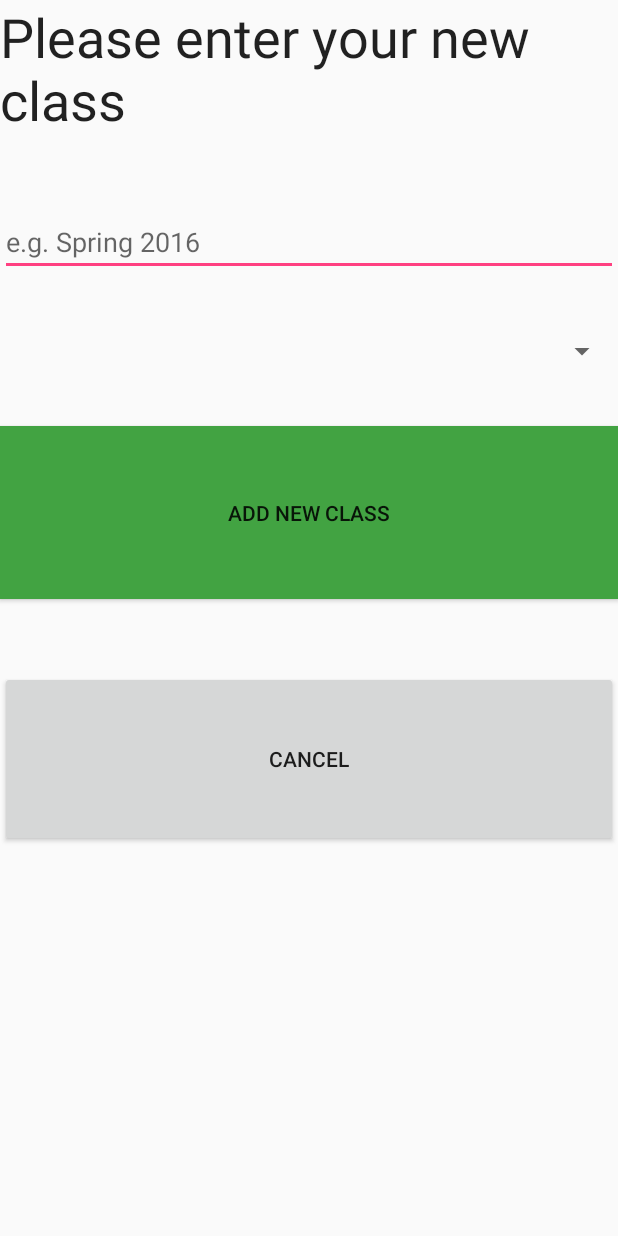
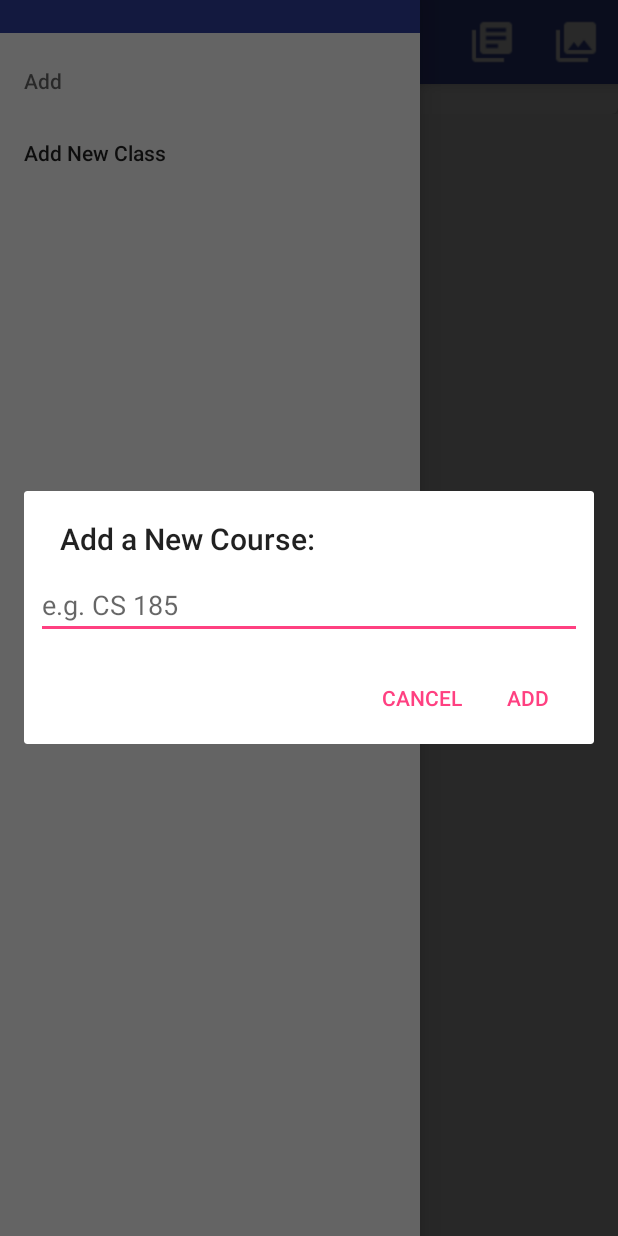
Before and after one commit to aaronzak/cs185project, an Android app: the ClassNavActivity screen opened directly, with no data from a screen before it, after a tap on "Add New Class", on a phone screen of 412 x 824 dp. Run offline under Robolectric (Android 15) with nearby library versions, the phone set to English and light mode, and no system bars; 1 other tap on this screen came first.

Commit message:
fixed fragments and list reload

```diff
--- a/app/src/main/java/edu/ucsb/cs/cs185/azakhor/easya/ClassNavActivity.java
+++ b/app/src/main/java/edu/ucsb/cs/cs185/azakhor/easya/ClassNavActivity.java
@@ -16,6 +16,7 @@ import android.util.Log;
 import android.view.Menu;
 import android.view.MenuItem;
 import android.view.View;
+import android.widget.Toast;
 
 import java.io.File;
 import java.util.ArrayList;
@@ -85,7 +86,7 @@ public class ClassNavActivity extends AppCompatActivity
                     @Override
                     public void onItemClick(View view, int position) {
                         // UserTrailRun trailNametoPass = myDataset[position];
-                        String myClassFolder = myDataset[position];
+                        String myClassFolder = arrayList.get(position);
 
 
                         Log.d("Click recycler", myClassFolder);
@@ -104,34 +105,19 @@ public class ClassNavActivity extends AppCompatActivity
 
                        final AlertDialog alertDialog = new AlertDialog.Builder(v.getContext()).create();
 
-
                         alertDialog.setMessage("Are you sure you want to delete this file?");
 
-
-
-
                         alertDialog.setButton(AlertDialog.BUTTON_POSITIVE, "OK", new DialogInterface.OnClickListener() {
-
                             String myClassFolder = myDataset[myPos];
-
-
                             public void onClick(DialogInterface dialog, int id) {
-
-
                                 File myClasses = new File(ClassNavActivity.this.getExternalFilesDir(null) + "/EasyA/" + currentTermFolder + "/" + myClassFolder);
                                 deleteDirectory(myClasses);
-
-
                                 mAdapter.notifyDataSetChanged();
-
-
                             }
                         });
                         alertDialog.setButton(AlertDialog.BUTTON_NEUTRAL, "Rename", new DialogInterface.OnClickListener() {
                             @Override
                             public void onClick(DialogInterface dialog, int which) {
-
-
 
                             }
                         });
@@ -139,28 +125,16 @@ public class ClassNavActivity extends AppCompatActivity
                         alertDialog.setButton(AlertDialog.BUTTON_NEGATIVE, "Cancel", new DialogInterface.OnClickListener() {
 
                             public void onClick(DialogInterface dialog, int id) {
-
                                 alertDialog.hide();
-
                             }
                         });
 
-
-
-
                         alertDialog.show();
-
-
-
                     }
 
 
                 }
         ));
-
-
-
-
 
         DrawerLayout drawer = (DrawerLayout) findViewById(R.id.drawer_layout);
         ActionBarDrawerToggle toggle = new ActionBarDrawerToggle(
@@ -226,11 +200,40 @@ public class ClassNavActivity extends AppCompatActivity
         int id = item.getItemId();
 
         if (id == R.id.addNewClass) {
-            Intent intent = new Intent(this, CreateClass.class);
+
+            CreateClass createClass = new CreateClass();
+            createClass.setTermListener(new CreateClass.onCourseListener() {
+                @Override
+                public void onCreateCourse(final String courseName) {
+                    File dir = new File(getExternalFilesDir(null) + "/EasyA/" + currentTermFolder + "/" + courseName);
+                    if (!dir.exists()) {
+                        Log.d("Enter new term", dir.getAbsolutePath());
+                        dir.mkdirs();
+                    }
+                    else {
+                        Toast.makeText(ClassNavActivity.this, "This name is already in use, please enter another", Toast.LENGTH_LONG).show();
+                    }
+
+                    ClassNavActivity.this.runOnUiThread(new Runnable() {
+                        @Override
+                        public void run() {
+                            final String myDataset[];
+                            arrayList.add(courseName);
+                            myDataset = arrayList.toArray(new String[arrayList.size()]);
+                            mAdapter = new RecyclerAdapter(myDataset);
+                            mRecyclerView.setAdapter(mAdapter);
+                            mRecyclerView.invalidate();
+                        }
+                    });
+                }
+            });
+            createClass.show(getFragmentManager(),"create_class_click");
+
+            // Intent intent = new Intent(this, CreateClass.class);
             // intent.putExtra("trailImageURL", myUrlset[position]);
-            intent.putExtra("getCurrentClass",currentTermFolder);
+            //intent.putExtra("getCurrentClass",currentTermFolder);
 
-            this.startActivity(intent);
+            //this.startActivity(intent);
             return true;
         }
 
--- a/app/src/main/java/edu/ucsb/cs/cs185/azakhor/easya/CreateClass.java
+++ b/app/src/main/java/edu/ucsb/cs/cs185/azakhor/easya/CreateClass.java
@@ -1,5 +1,9 @@
 package edu.ucsb.cs.cs185.azakhor.easya;
 
+import android.app.AlertDialog;
+import android.app.Dialog;
+import android.app.DialogFragment;
+import android.content.DialogInterface;
 import android.os.Bundle;
 import android.support.design.widget.Snackbar;
 import android.support.v4.app.FragmentActivity;
@@ -17,10 +21,10 @@ import java.util.List;
 /**
  * Created by AaronZak on 6/2/16.
  */
-public class CreateClass extends FragmentActivity {
+public class CreateClass extends DialogFragment {
 
 
-    List<String> allTermsforSpinner;
+    /*List<String> allTermsforSpinner;
     ArrayList<String> spinnerArray;
 
     @Override
@@ -120,7 +124,48 @@ public class CreateClass extends FragmentActivity {
             }
         });
 
+    }*/
+
+    private onCourseListener listener;
+
+    public interface onCourseListener{
+        void onCreateCourse(String courseName);
+    }
+
+    public void setTermListener(onCourseListener listener){
+        this.listener = listener;
+    }
+
+    @Override
+    public Dialog onCreateDialog(Bundle bundle) {
+        //Create a build
+        AlertDialog.Builder builder = new AlertDialog.Builder(getActivity());
+
+        //Inflate layout
+        View contentView = getActivity().getLayoutInflater().inflate(R.layout.create_class, null);
+        builder.setTitle("Add a New Course:");
+
+
+        final EditText courseField = (EditText) contentView.findViewById(R.id.enterCourseName);
+
+        //Pass data to builder
+        builder.setView(contentView).setPositiveButton("Add", new DialogInterface.OnClickListener() {
+            @Override
+            public void onClick(DialogInterface dialog, int which) {
+                String course = courseField.getText().toString();
+                if(course.length() < 1){
+                    course = "";
+                }
+                listener.onCreateCourse(course);
+            }
+        });
+
+        builder.setView(contentView).setNegativeButton("Cancel", null);
+
+        //Build and return dialog
+        return builder.create();
     }
 
 
+
 }
--- a/app/src/main/java/edu/ucsb/cs/cs185/azakhor/easya/FilesNavActivity.java
+++ b/app/src/main/java/edu/ucsb/cs/cs185/azakhor/easya/FilesNavActivity.java
@@ -79,7 +79,7 @@ public class FilesNavActivity extends AppCompatActivity
                     @Override
                     public void onItemClick(View view, int position) {
                         // UserTrailRun trailNametoPass = myDataset[position];
-                        String myFile = myDataset[position];
+                        String myFile = arrayList.get(position);
 
 
                         Log.d("Click recycler", myFile);
@@ -112,7 +112,7 @@ public class FilesNavActivity extends AppCompatActivity
 
 
 
-                        alertDialog.setButton(AlertDialog.BUTTON_POSITIVE, "OK", new DialogInterface.OnClickListener() {
+                        alertDialog.setButton(AlertDialog.BUTTON_POSITIVE, "Delete", new DialogInterface.OnClickListener() {
 
                             String myFileDelete = myDataset[myPos];
 
--- a/app/src/main/res/layout/create_class.xml
+++ b/app/src/main/res/layout/create_class.xml
@@ -1,52 +1,17 @@
 <?xml version="1.0" encoding="utf-8"?>
-<LinearLayout xmlns:android="http://schemas.android.com/apk/res/android"
-    android:orientation="vertical" android:layout_width="match_parent"
+<RelativeLayout xmlns:android="http://schemas.android.com/apk/res/android"
+    android:layout_width="match_parent"
     android:layout_height="match_parent"
-    android:weightSum="1">
-
-    <TextView
-        android:layout_width="match_parent"
-        android:layout_height="wrap_content"
-        android:textAppearance="?android:attr/textAppearanceLarge"
-        android:text="Please enter your new class"
-        android:id="@+id/textView"
-        android:layout_gravity="center_horizontal"
-        android:textSize="36dp"
-
-        />
+    android:padding="8dp">
 
     <EditText
         android:layout_width="match_parent"
         android:layout_height="wrap_content"
-        android:layout_marginTop="48dp"
-        android:hint="e.g. Spring 2016"
-        android:id="@+id/enterClassName"
+        android:hint="e.g. CS 185"
+        android:id="@+id/enterCourseName"
 
-        />
-
-    <Spinner
-        android:layout_width="match_parent"
-        android:layout_height="100dp"
-        android:id="@+id/chooseTerm"
-        android:entries="@array/teams"
-        />
-
-    <Button
-        android:layout_width="match_parent"
-        android:layout_height="96dp"
-        android:text="Add New Class"
-        android:id="@+id/confirmNewTerm"
-        android:layout_weight="0.06"
-        android:layout_marginBottom="48dp"
-        android:background="#42a342"
-        />
-
-    <Button
-        android:layout_width="match_parent"
-        android:layout_height="72dp"
-        android:text="Cancel"
-        android:id="@+id/cancelNewClass"
-        android:layout_weight="0.14" />
+        android:layout_alignParentLeft="true"
+        android:layout_alignParentStart="true" />
 
 
-</LinearLayout>
+</RelativeLayout>
```
Also changed, not shown: app/src/main/java/edu/ucsb/cs/cs185/azakhor/easya/CreateTerm.java (+36 -29 lines), app/src/main/java/edu/ucsb/cs/cs185/azakhor/easya/MainActivity.java (+53 -61 lines), app/src/main/res/layout/create_term.xml (+6 -35 lines), app/src/main/res/drawable-v21/ic_folder_black.png (added), app/src/main/res/drawable-v21/ic_library_books_white.png (added), app/src/main/res/drawable-v21/ic_photo_library_white.png (added).
